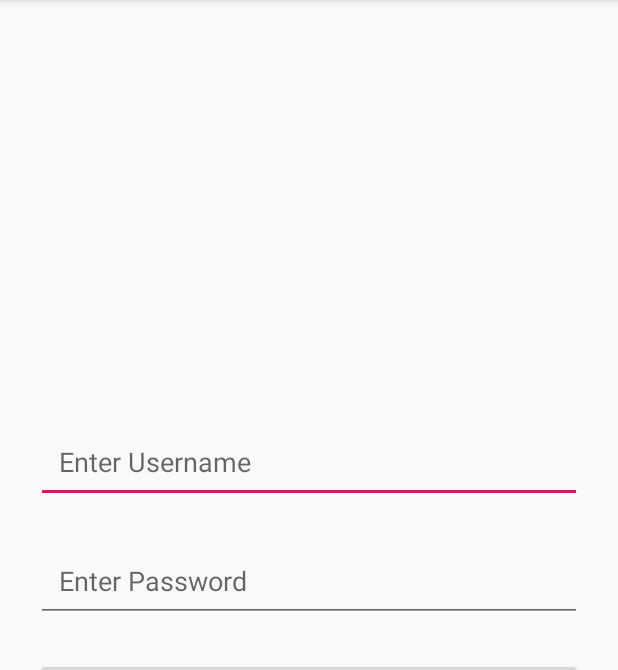
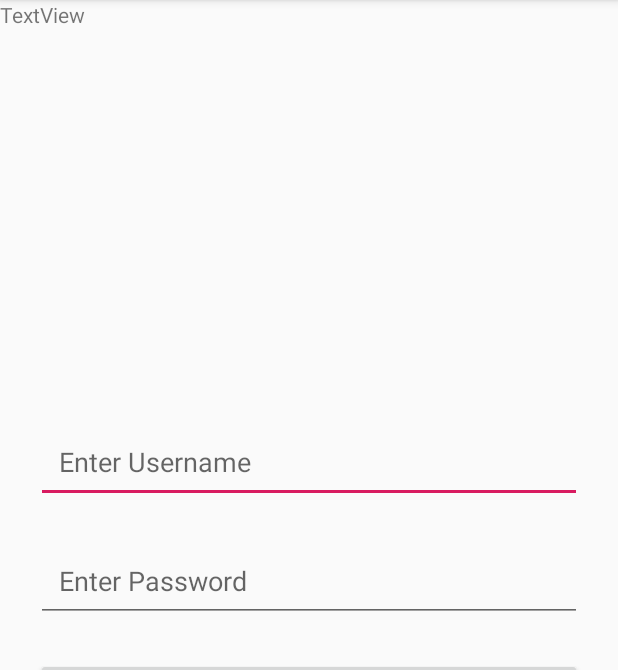
Before and after one commit to Rocking260/Attendence-System, an Android app: the screen it shows after launch (MainActivity), on a phone screen of 412 x 824 dp, the part 84-754 px from its top. Run offline under Robolectric (Android 15) with nearby library versions, the light colour scheme and no system bars.

```diff
--- a/app/src/main/res/layout/activity_main.xml
+++ b/app/src/main/res/layout/activity_main.xml
@@ -47,4 +47,12 @@
             android:text="@string/login_button" />
     </LinearLayout>
 
+    <TextView
+        android:id="@+id/textView"
+        android:layout_width="wrap_content"
+        android:layout_height="wrap_content"
+        android:text="TextView"
+        tools:layout_editor_absoluteX="92dp"
+        tools:layout_editor_absoluteY="68dp" />
+
 </android.support.constraint.ConstraintLayout>
```
